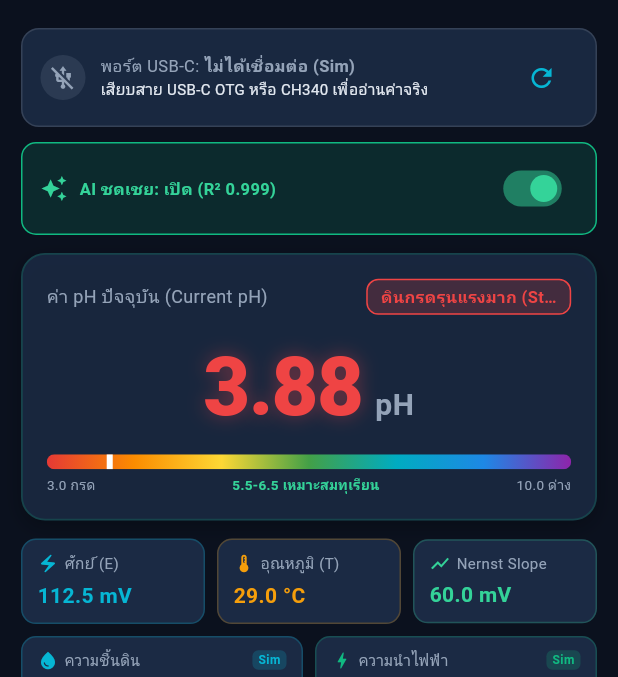
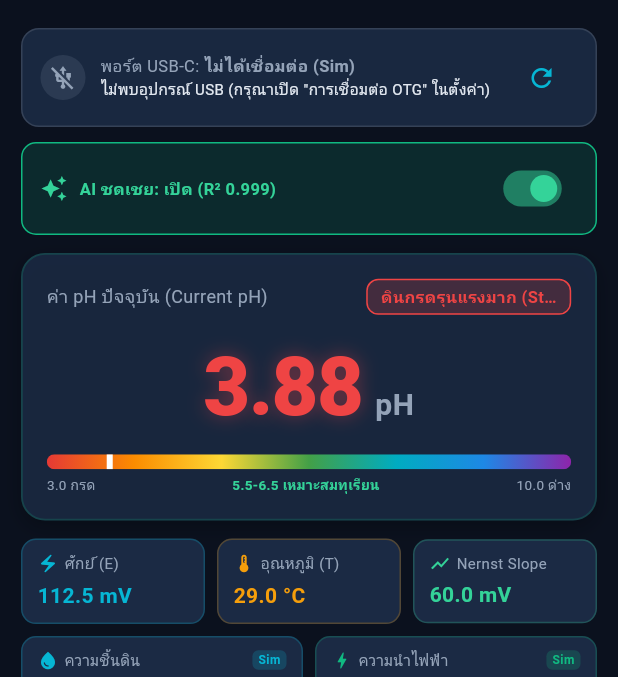
Before and after one commit to TsanaPhysics/soilpHxAI-Temperature-Moiture, a Flutter app: the screen it shows after launch, on a phone screen of 412 x 824 dp, the part 68-745 px from its top. Run offline on Flutter 3.47's test engine with Material 3 defaults, Android fonts, the phone set to English and light mode, and no system bars; our stand-ins replace camera, geolocator, share_plus; missing offline and left inert: usb_serial.

Commit message:
fix(usb): Add USB_DEVICE_ATTACHED auto-prompt filter and OTG connection guidance

```diff
--- a/lib/services/usb_soil_sensor_service.dart
+++ b/lib/services/usb_soil_sensor_service.dart
@@ -38,6 +38,9 @@ class UsbSoilSensorService {
 
   String _lastHexTx = '';
   String get lastHexTx => _lastHexTx;
+
+  String _statusMessage = 'เสียบสาย USB-C OTG หรือเปิดการเชื่อมต่อ OTG ในตั้งค่า';
+  String get statusMessage => _statusMessage;
 
   bool _isConnecting = false;
   int _consecutiveEmptyPolls = 0;
@@ -113,21 +116,25 @@ class UsbSoilSensorService {
     try {
       final devices = await UsbSerial.listDevices();
       if (devices.isEmpty) {
+        _statusMessage = 'ไม่พบอุปกรณ์ USB (กรุณาเปิด "การเชื่อมต่อ OTG" ในตั้งค่า)';
         _setStatus(UsbStatus.disconnected);
         return false;
       }
 
       final device = devices.first;
+      _statusMessage = 'พบ ${device.productName ?? "ชิป RS485"} กำลังขอสิทธิ์ USB...';
       debugPrint('[UsbSoilSensorService] Connecting to ${device.productName} (VID:${device.vid}, PID:${device.pid}) at $baudRate bps');
 
       _port = await device.create();
       if (_port == null) {
+        _statusMessage = 'สร้างพอร์ตไม่สำเร็จ (ไดรเวอร์ไม่รองรับ)';
         _setStatus(UsbStatus.error);
         return false;
       }
 
       final bool openResult = await _port!.open();
       if (!openResult) {
+        _statusMessage = 'เปิดพอร์ตไม่สำเร็จ (กรุณากดอนุญาตสิทธิ์ USB บนหน้าจอ)';
         _setStatus(UsbStatus.error);
         return false;
       }
@@ -154,6 +161,7 @@ class UsbSoilSensorService {
       });
 
       _startPolling();
+      _statusMessage = "เชื่อมต่อ ${device.productName ?? 'RS485'} สำเร็จ";
       _setStatus(UsbStatus.connected);
       return true;
     } catch (e) {
--- a/lib/ui/views/live_monitor_screen.dart
+++ b/lib/ui/views/live_monitor_screen.dart
@@ -208,10 +208,13 @@ class LiveMonitorScreen extends StatelessWidget {
                 Text(
                   vm.isUsbConnected
                       ? 'Baud Rate: ${vm.usbBaudRate} bps | Modbus RTU 0x01'
-                      : 'เสียบสาย USB-C OTG หรือ CH340 เพื่ออ่านค่าจริง',
-                  maxLines: 1,
+                      : vm.usbStatusMessage,
+                  maxLines: 2,
                   overflow: TextOverflow.ellipsis,
-                  style: const TextStyle(fontSize: 10, color: AppTheme.neutralText),
+                  style: TextStyle(
+                    fontSize: 10,
+                    color: vm.usbStatus == UsbStatus.error ? AppTheme.dangerRose : AppTheme.neutralText,
+                  ),
                 ),
               ],
             ),
@@ -226,11 +229,20 @@ class LiveMonitorScreen extends StatelessWidget {
               color: vm.isUsbConnected ? AppTheme.warningOrange : AppTheme.primaryCyan,
               size: 20,
             ),
-            onPressed: () {
+            onPressed: () async {
               if (vm.isUsbConnected) {
-                vm.disconnectUsb();
+                await vm.disconnectUsb();
               } else {
-                vm.connectUsb();
+                final success = await vm.connectUsb();
+                if (!success && context.mounted) {
+                  ScaffoldMessenger.of(context).showSnackBar(
+                    const SnackBar(
+                      content: Text('💡 คำแนะนำ: หากเสียบสาย USB-C แล้วยังไม่เชื่อมต่อ ให้เปิด "การเชื่อมต่อ OTG" ในการตั้งค่าสมาร์ทโฟน และตรวจสอบไฟเลี้ยงเซนเซอร์ (5V-12V)'),
+                      backgroundColor: AppTheme.warningOrange,
+                      duration: Duration(seconds: 5),
+                    ),
+                  );
+                }
               }
             },
           ),
--- a/lib/viewmodels/soil_pht_viewmodel.dart
+++ b/lib/viewmodels/soil_pht_viewmodel.dart
@@ -115,6 +115,7 @@ class SoilPhtViewModel extends ChangeNotifier {
   int get usbEc => _usbEc;
   double get usbRawPh => _usbRawPh;
   int get usbBaudRate => _usbService.currentBaudRate;
+  String get usbStatusMessage => _usbService.statusMessage;
   String get usbLastHexRx => _usbService.lastHexRx;
   String get usbLastHexTx => _usbService.lastHexTx;
 
@@ -221,9 +222,10 @@ class SoilPhtViewModel extends ChangeNotifier {
     notifyListeners();
   }
 
-  Future<void> connectUsb() async {
-    await _usbService.autoConnect();
+  Future<bool> connectUsb() async {
+    final success = await _usbService.autoConnect();
     notifyListeners();
+    return success;
   }
 
   Future<void> disconnectUsb() async {
```
Also changed, not shown: 2 other files.
